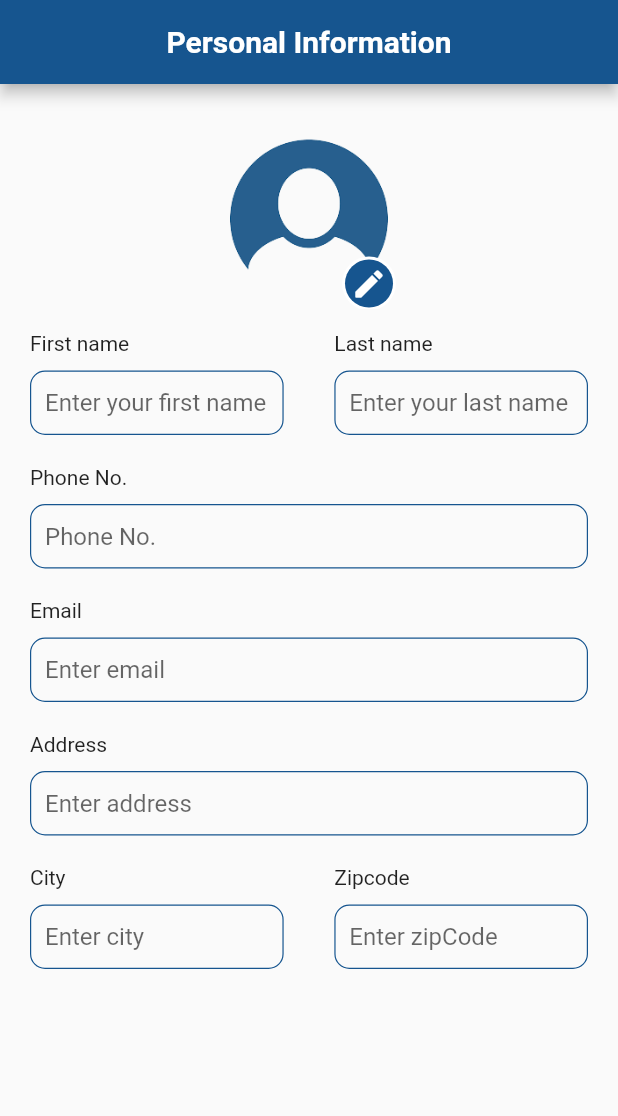
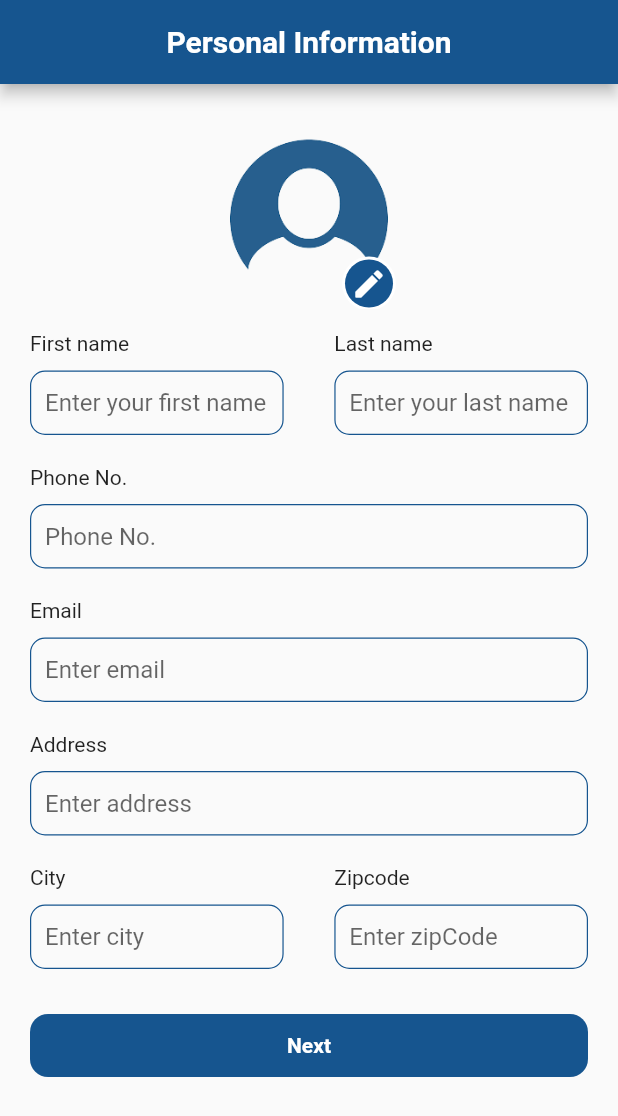
Before and after one commit to Kb798/resume_helper, a Flutter app: the screen it shows after launch, on a phone screen of 412 x 824 dp. Shown: the top 1116 px of the screen. Run offline on Flutter 3.47's test engine with Material 2 defaults, Android fonts, the phone set to English and light mode, and no system bars; our stand-ins replace image_picker.

```diff
--- /dev/null
+++ b/lib/custom_widgets/custom_button.dart
@@ -0,0 +1,58 @@
+import 'package:flutter/material.dart';
+import 'package:resume_helper/utils/app_colors.dart';
+
+class CustomButton extends StatefulWidget {
+  String title;
+  Function()? onPressed;
+  TextStyle? textStyle;
+
+  Color? backgroundColor;
+  Color? textColor;
+
+  CustomButton({
+    Key? key,
+    required this.title,
+    this.onPressed,
+    this.textColor,
+    this.backgroundColor,
+    this.textStyle,
+  }) : super(key: key);
+
+  @override
+  _CustomButtonState createState() => _CustomButtonState();
+}
+
+class _CustomButtonState extends State<CustomButton> {
+  @override
+  Widget build(BuildContext context) {
+    return Container(
+      height: 42,
+      decoration: BoxDecoration(
+        borderRadius: BorderRadius.circular(12.0),
+        color: AppColors.clrMain,
+      ),
+      child: ElevatedButton(
+        onPressed: widget.onPressed,
+        style: ElevatedButton.styleFrom(
+            shadowColor: Colors.transparent,
+            primary: widget.backgroundColor ?? Colors.transparent,
+            //maximumSize: Size(double.infinity, 38),
+            minimumSize: Size(double.infinity, 38),
+            textStyle: widget.textStyle ??
+                TextStyle(
+                  fontSize: 14,
+                  fontWeight: FontWeight.w700,
+                ),
+            shape: RoundedRectangleBorder(
+              borderRadius: BorderRadius.circular(12.0),
+            )),
+        child: Text(
+          widget.title,
+          style: TextStyle(
+              color:  AppColors.clrWhite,
+              fontWeight: FontWeight.w700),
+        ),
+      ),
+    );
+  }
+}
--- a/lib/utils/app_strings.dart
+++ b/lib/utils/app_strings.dart
@@ -23,4 +23,14 @@ class Constants{
   static const String strZipCodeHint="Enter zipCode";
   static const String strZipCodeError="Please enter zipcode";
 
+
+  static const String strInstitute="Institute";
+  static const String strInstituteHint="Enter institute";
+  static const String strInstituteError="Please enter institute";
+  static const String strDegree="Degree";
+  static const String strDegreeHint="Enter degree";
+  static const String strDegreeError="Please enter degree";
+  static const String strDate="Date";
+  static const String strDateError="Please enter date";
+  static const String strDateHint="Enter date";
 }
--- a/pubspec.yaml
+++ b/pubspec.yaml
@@ -35,6 +35,7 @@ dependencies:
   # Use with the CupertinoIcons class for iOS style icons.
   cupertino_icons: ^1.0.2
   image_picker:
+  intl:
 
 dev_dependencies:
   flutter_test:
```
Also changed, not shown: lib/screens/education_screen.dart (added, +113 -0 lines), lib/screens/personal_info_screen.dart (+26 -0 lines), 1 other file.
